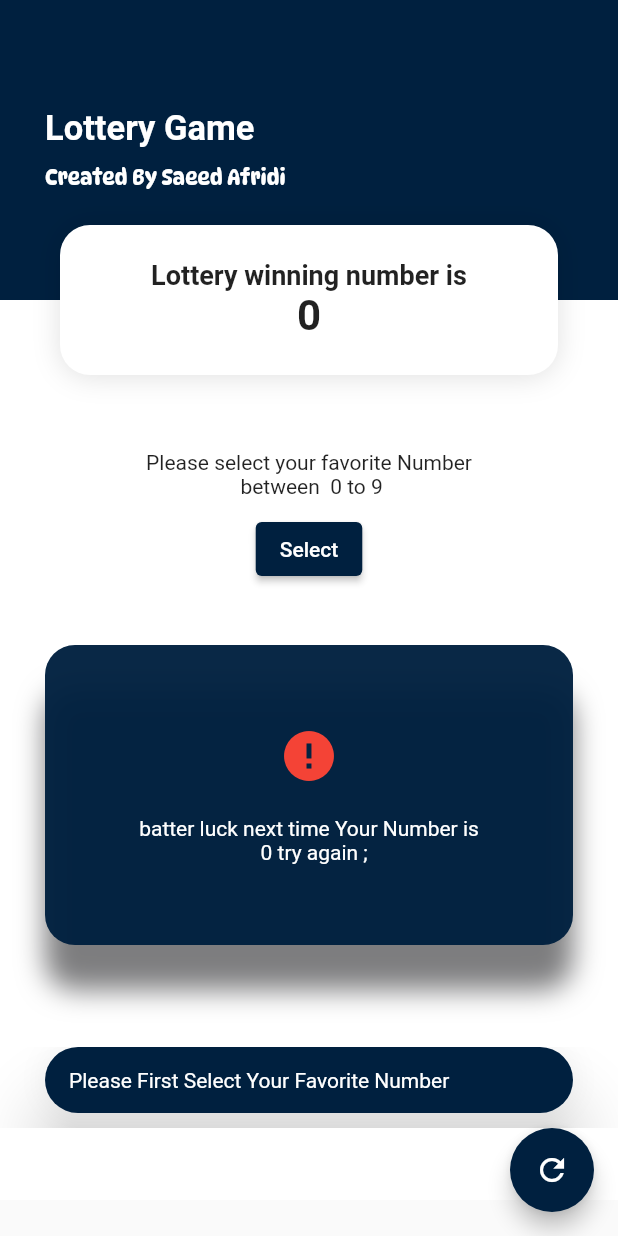
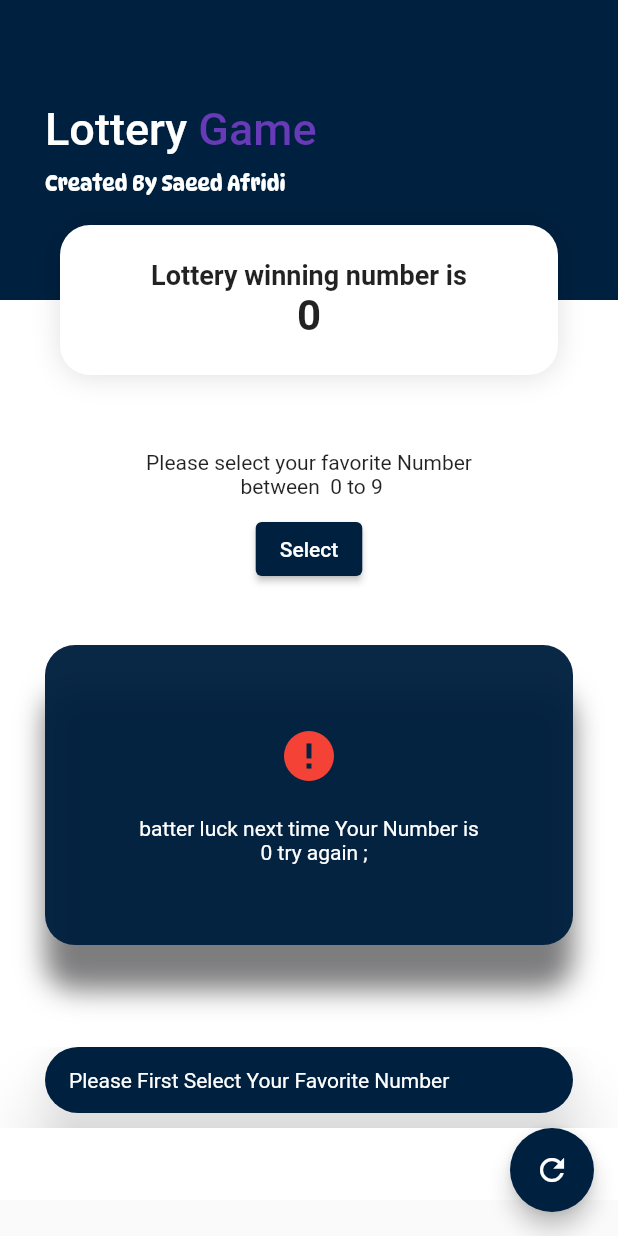
Before and after one commit to saeedafridi1/lottery, a Flutter app: the screen it shows after launch, after a tap on the "refresh" icon, on a phone screen of 412 x 824 dp. Run offline on Flutter 3.47's test engine with Material 2 defaults, Android fonts, the phone set to English and light mode, and no system bars; our stand-ins replace lottie.

Commit message:
add new widget richTExt

```diff
--- a/lib/newpage.dart
+++ b/lib/newpage.dart
@@ -36,18 +36,21 @@ class _NextPageState extends State<NextPage> {
               child: Column(
                 crossAxisAlignment: CrossAxisAlignment.start,
                 mainAxisAlignment: MainAxisAlignment.center,
-                children: const [
-                  Text(
-                    "Lottery Game",
-                    style: TextStyle(
-                        color: Colors.white,
-                        fontSize: 23,
-                        fontWeight: FontWeight.bold),
-                  ),
-                  SizedBox(
+                children:  [
+                  RichText(text: TextSpan(
+                    text: "Lottery" ,
+                    style: Theme.of(context).textTheme.bodyText1?.copyWith(fontSize: 30,color: Colors.white),
+                    children: const [
+
+                      TextSpan(
+                        text: " Game",style: TextStyle(color: Colors.deepPurple,fontSize: 30)
+                      )
+                    ]
+                  )),
+                  const SizedBox(
                     height: 10,
                   ),
-                  Text(
+                  const Text(
                     "Created By Saeed Afridi",
                     style: TextStyle(
                         fontFamily: 'DynaPuff',
@@ -70,7 +73,7 @@ class _NextPageState extends State<NextPage> {
 
                   child: Column(
                     children: [
-                      SizedBox(height: 100,),
+                      const SizedBox(height: 100,),
                       const Text("Please select your favorite Number \n between  0 to 9 ",textAlign: TextAlign.center,),
                       const SizedBox(
                         height: 10,
@@ -109,7 +112,7 @@ class _NextPageState extends State<NextPage> {
 
                         child: intValue.toString() == _Textcontroler.text
                             ? Container(
-                             decoration: BoxDecoration(
+                             decoration: const BoxDecoration(
                                color: Color(0xa95b83c2)
                              ),
                               child: Column(
@@ -222,7 +225,7 @@ showAlertDialog(BuildContext context) {
   );
 
   AlertDialog alert = AlertDialog(
-    title: const Text("Inter Your Lucky Number "),
+    title: const Text("Enter Your Lucky Number "),
     content: Container(
       child: TextFormField(
         autofocus:true,
@@ -232,7 +235,7 @@ showAlertDialog(BuildContext context) {
         decoration: InputDecoration(
             fillColor: const Color(0xffF8F9FA),
             filled: true,
-            hintText: "Inter Your Lucky Number  ",
+            hintText: "Enter Your Lucky Number  ",
             border: OutlineInputBorder(
               borderSide: const BorderSide(color: Colors.black12),
               borderRadius: BorderRadius.circular(20),
@@ -256,11 +259,11 @@ showAlertDialog(BuildContext context) {
   );
 }
 void showSnackBar(BuildContext context) {
-  final snackBar = SnackBar(
+  final snackBar = const SnackBar(
     content: Text('Please First Select Your Favorite Number '),
-    backgroundColor:  Color(0xff00203F),
+    backgroundColor:  const Color(0xff00203F),
     behavior: SnackBarBehavior.floating,
-    margin: EdgeInsets.only(bottom: 10,left: 30,right: 30),
+    margin: const EdgeInsets.only(bottom: 10,left: 30,right: 30),
     elevation: 20,
       shape: StadiumBorder()
   );
```
